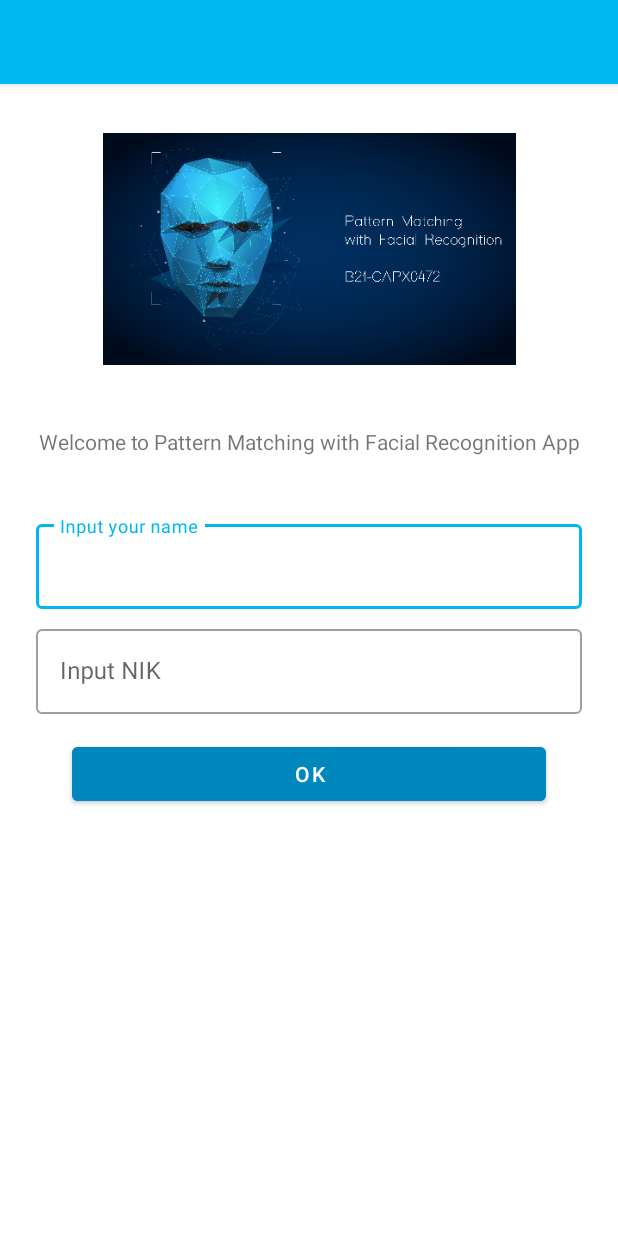
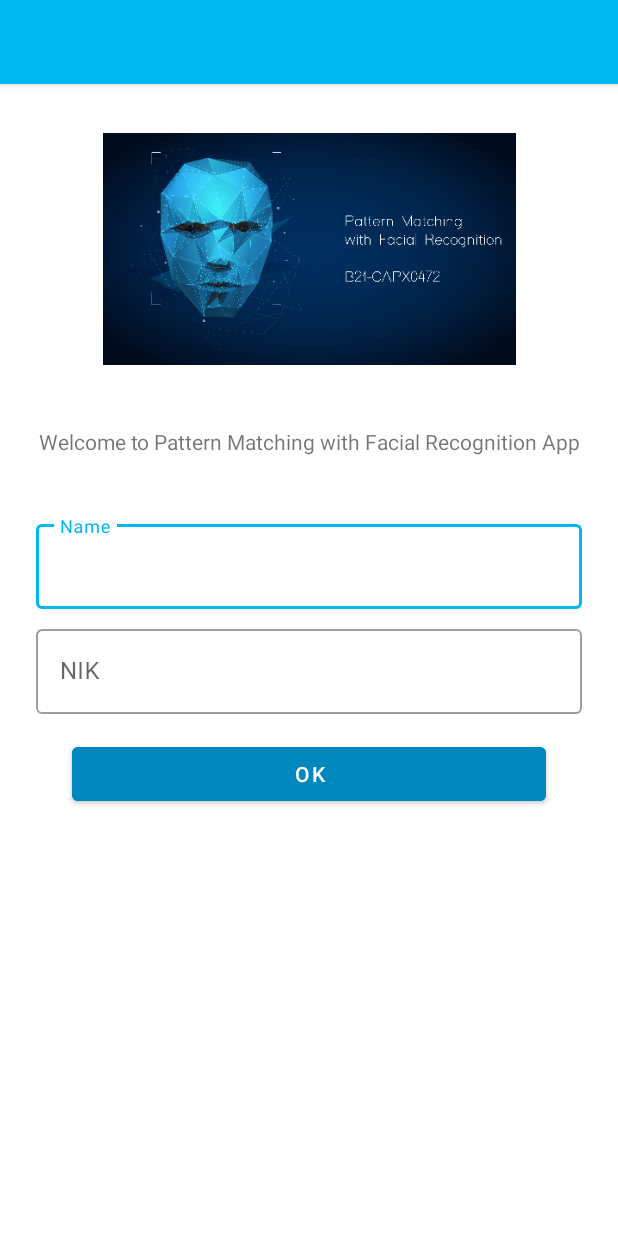
Before and after one commit to dzakyathallah14/capstone-b21-capx0472, an Android app: the screen it shows after launch (InputActivity), on a phone screen of 412 x 824 dp. Run offline under Robolectric (Android 15) with nearby library versions, the phone set to English and light mode, and no system bars.

Commit message:
fix progressbar

```diff
--- a/app/src/main/java/com/bangkit/capstone/capx0472/ui/home/HomeFragment.kt
+++ b/app/src/main/java/com/bangkit/capstone/capx0472/ui/home/HomeFragment.kt
@@ -32,7 +32,7 @@ class HomeFragment : Fragment() {
         val name = activity?.intent?.getStringExtra(RESULT_NAME)
         val photo = activity?.intent?.getParcelableExtra<Bitmap>(RESULT_PHOTO)
 
-        binding.progressBar.visibility = View.VISIBLE
+        //binding.progressBar.visibility = View.VISIBLE
         if (name != null){
             if (activity != null){
                 Glide.with(requireActivity())
--- a/app/src/main/res/layout/fragment_home.xml
+++ b/app/src/main/res/layout/fragment_home.xml
@@ -47,6 +47,7 @@
         android:id="@+id/progressBar"
         android:layout_width="wrap_content"
         android:layout_height="wrap_content"
+        android:visibility="invisible"
         app:layout_constraintBottom_toBottomOf="parent"
         app:layout_constraintEnd_toEndOf="parent"
         app:layout_constraintStart_toStartOf="parent"
--- a/app/src/main/res/values/strings.xml
+++ b/app/src/main/res/values/strings.xml
@@ -1,8 +1,8 @@
 <resources>
     <string name="app_name">capstone-b21-capx0472</string>
     <string name="name">Pattern Matching with Facial Recognition</string>
-    <string name="input_name">Input your name</string>
-    <string name="input_nik">Input NIK</string>
+    <string name="input_name">Name</string>
+    <string name="input_nik">NIK</string>
     <string name="welcome">Welcome to Pattern Matching with Facial Recognition App</string>
     <string name="add_face">Add Face</string>
     <string name="ok">OK</string>
```
